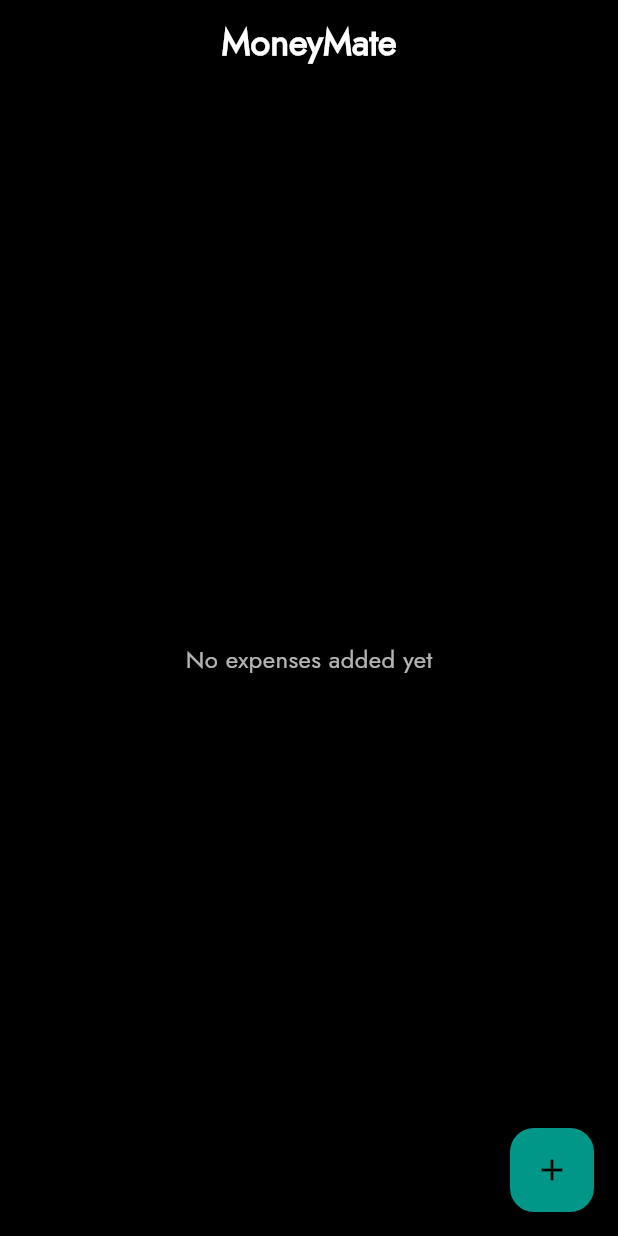
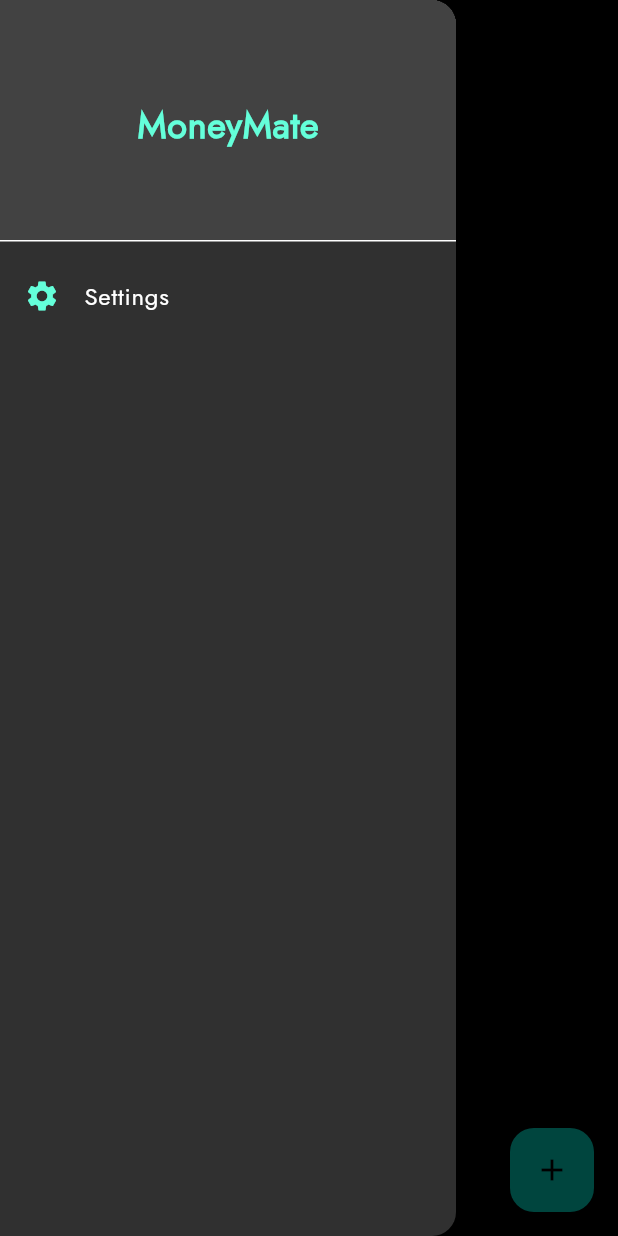
Before and after one commit to antonysajant/expense-tracker, a Flutter app: the screen it shows after launch, with the side drawer open (before the commit the screen has no drawer), on a phone screen of 412 x 824 dp. Run offline on Flutter 3.47's test engine with Material 3 defaults, Android fonts, the phone set to English and light mode, and no system bars; our stand-ins replace fl_chart, hive_flutter; accounts and stored records are empty.

Commit message:
settings page setup

```diff
--- a/lib/main.dart
+++ b/lib/main.dart
@@ -459,6 +459,44 @@ class _HomeScreenState extends State<HomeScreen> {
         ),
         centerTitle: true,
       ),
+      drawer: Drawer(
+        backgroundColor: Colors.grey[850],
+        child: ListView(
+          padding: EdgeInsets.zero,
+          children: <Widget>[
+            DrawerHeader(
+              decoration: BoxDecoration(
+                color: Colors.grey[800],
+              ),
+              child: const Center(
+                child: Text(
+                  'MoneyMate',
+                  style: TextStyle(
+                    color: Colors.tealAccent,
+                    fontSize: 24,
+                    fontFamily: 'Jost',
+                    fontWeight: FontWeight.bold,
+                  ),
+                ),
+              ),
+            ),
+            ListTile(
+              leading: const Icon(Icons.settings, color: Colors.tealAccent),
+              title: const Text('Settings',
+                  style: TextStyle(color: Colors.white, fontFamily: 'Jost')),
+              onTap: () {
+                // Navigate to settings page
+                Navigator.pop(context); // Close the drawer
+                Navigator.push(
+                  context,
+                  MaterialPageRoute(builder: (context) => const SettingsPage()),
+                );
+              },
+            ),
+            // Add more drawer items here if needed
+          ],
+        ),
+      ),
       body: expensesBox.isEmpty
           ? const Center(
               child: Text(
@@ -580,3 +618,23 @@ class _HomeScreenState extends State<HomeScreen> {
     );
   }
 }
+
+class SettingsPage extends StatelessWidget {
+  const SettingsPage({super.key});
+
+  @override
+  Widget build(BuildContext context) {
+    return Scaffold(
+      appBar: AppBar(
+        title: const Text(
+          'Settings',
+          style: TextStyle(fontFamily: 'Jost'),
+        ),
+      ),
+      body: const Center(
+        child: Text('Settings Page Content',
+            style: TextStyle(color: Colors.white, fontFamily: 'Jost')),
+      ),
+    );
+  }
+}
```
